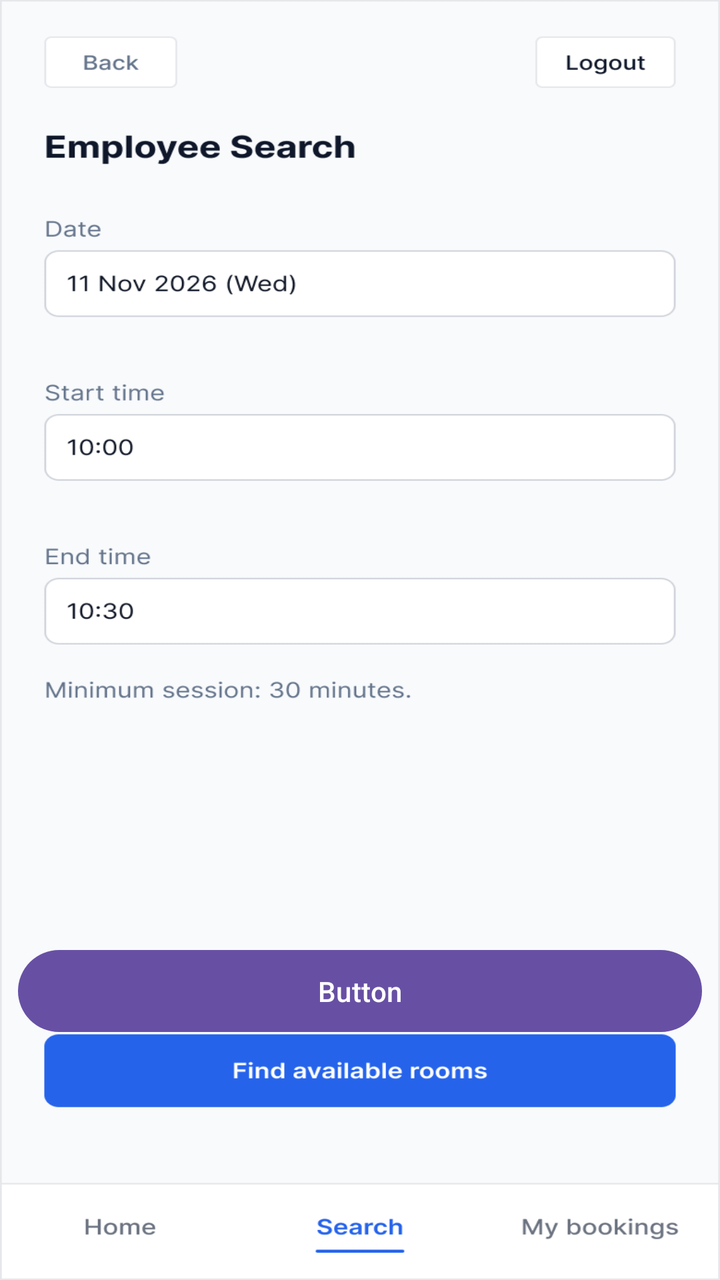
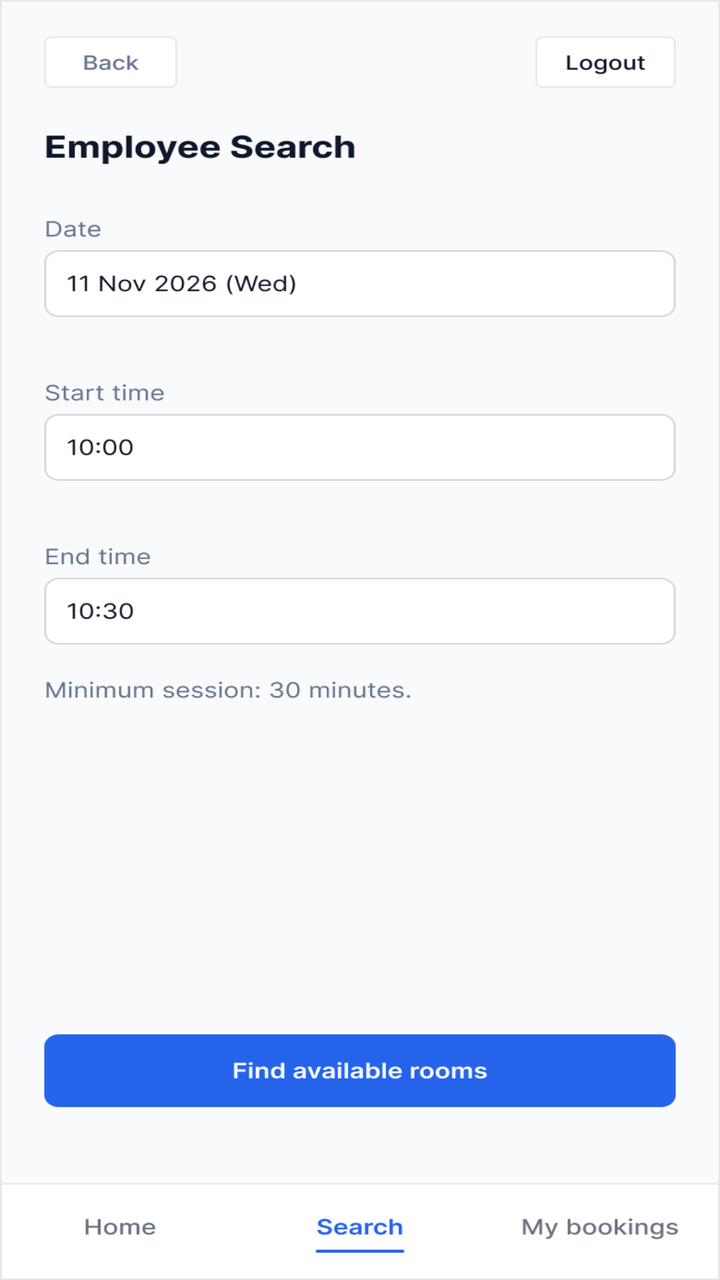

Compare the two renders of this Android layout. The source of the first and the diff that turns it into the second are given below.
<!-- AndroidManifest.xml: application theme Theme.MeetingRoomBooking -->
<!-- res/layout/activity_search.xml -->
<?xml version="1.0" encoding="utf-8"?>
<androidx.constraintlayout.widget.ConstraintLayout xmlns:android="http://schemas.android.com/apk/res/android"
    xmlns:app="http://schemas.android.com/apk/res-auto"
    xmlns:tools="http://schemas.android.com/tools"
    android:id="@+id/main"
    android:layout_width="match_parent"
    android:layout_height="match_parent"
    tools:context=".SearchActivity">

    <ImageView
        android:id="@+id/imageView2"
        android:layout_width="0dp"
        android:layout_height="0dp"
        android:scaleType="fitXY"
        app:layout_constraintBottom_toBottomOf="parent"
        app:layout_constraintEnd_toEndOf="parent"
        app:layout_constraintStart_toStartOf="parent"
        app:layout_constraintTop_toTopOf="parent"
        app:srcCompat="@drawable/screen_search" />

    <Button
        android:id="@+id/button"
        android:layout_width="342dp"
        android:layout_height="49dp"
        android:layout_marginBottom="120dp"
        android:text="Button"
        app:layout_constraintBottom_toBottomOf="parent"
        app:layout_constraintEnd_toEndOf="parent"
        app:layout_constraintHorizontal_bias="0.492"
        app:layout_constraintStart_toStartOf="parent" />
</androidx.constraintlayout.widget.ConstraintLayout>
<!-- resources referenced by this layout -->
<resources>
  <!-- drawable screen_search: png bitmap (drawable, 45814 bytes) -->
  <style name="Theme.MeetingRoomBooking" parent="Base.Theme.MeetingRoomBooking" />
  <style name="Base.Theme.MeetingRoomBooking" parent="Theme.Material3.DayNight.NoActionBar">
          
          
      </style>
</resources>

<!-- the commit's change to res/layout/activity_search.xml (unified diff, before → after) -->
@@ -19,13 +19,62 @@
         app:srcCompat="@drawable/screen_search" />
 
     <Button
-        android:id="@+id/button"
+        android:id="@+id/btnfindroomfromsearch"
         android:layout_width="342dp"
-        android:layout_height="49dp"
-        android:layout_marginBottom="120dp"
+        android:layout_height="0dp"
+        android:layout_marginTop="717dp"
+        android:layout_marginBottom="68dp"
+        android:alpha="0"
+        android:text="Button"
+        app:layout_constraintBottom_toTopOf="@+id/btnmybookingfromsearch"
+        app:layout_constraintEnd_toEndOf="parent"
+        app:layout_constraintStart_toStartOf="parent"
+        app:layout_constraintTop_toTopOf="parent" />
+
+    <Button
+        android:id="@+id/btnhomefromsearch"
+        android:layout_width="wrap_content"
+        android:layout_height="wrap_content"
+        android:layout_marginBottom="9dp"
+        android:alpha="0"
         android:text="Button"
         app:layout_constraintBottom_toBottomOf="parent"
         app:layout_constraintEnd_toEndOf="parent"
-        app:layout_constraintHorizontal_bias="0.492"
+        app:layout_constraintHorizontal_bias="0.049"
         app:layout_constraintStart_toStartOf="parent" />
+
+    <Button
+        android:id="@+id/btnmybookingfromsearch"
+        android:layout_width="wrap_content"
+        android:layout_height="wrap_content"
+        android:layout_marginBottom="9dp"
+        android:alpha="0"
+        android:text="Button"
+        app:layout_constraintBottom_toBottomOf="parent"
+        app:layout_constraintEnd_toEndOf="parent"
+        app:layout_constraintHorizontal_bias="0.915"
+        app:layout_constraintStart_toStartOf="parent"
+        app:layout_constraintTop_toBottomOf="@+id/btnfindroomfromsearch" />
+
+    <Button
+        android:id="@+id/btnlogoutfromsearch"
+        android:layout_width="wrap_content"
+        android:layout_height="wrap_content"
+        android:layout_marginTop="24dp"
+        android:layout_marginEnd="20dp"
+        android:alpha="0"
+        android:text="Button"
+        app:layout_constraintEnd_toEndOf="parent"
+        app:layout_constraintTop_toTopOf="parent" />
+
+    <Button
+        android:id="@+id/btnbackfromsearch"
+        android:layout_width="wrap_content"
+        android:layout_height="wrap_content"
+        android:layout_marginStart="22dp"
+        android:layout_marginTop="13dp"
+        android:alpha="0"
+        android:text="Button"
+        app:layout_constraintStart_toStartOf="parent"
+        app:layout_constraintTop_toTopOf="parent" />
 </androidx.constraintlayout.widget.ConstraintLayout>
